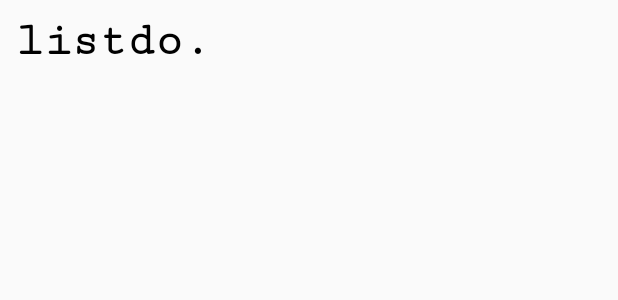
After one commit to ninelivesdev/Listdo, an Android app: the layout custom_action_bar.xml on its own in the app's theme, with its tools: preview values and no code run, on a phone screen of 412 x 824 dp. The commit adds this screen. Shown: the top 300 px of the screen. Run offline under Robolectric (Android 15) with nearby library versions, the phone set to English and light mode, and no system bars.

Commit message:
factored some code.  tweaked UI.

```diff
--- a/app/src/main/java/com/ninelivesdev/listdo/ListController.java
+++ b/app/src/main/java/com/ninelivesdev/listdo/ListController.java
@@ -1,4 +1,6 @@
 package com.ninelivesdev.listdo;
+
+import android.widget.Toast;
 
 import java.util.ArrayList;
 
--- a/app/src/main/java/com/ninelivesdev/listdo/UIController.java
+++ b/app/src/main/java/com/ninelivesdev/listdo/UIController.java
@@ -4,8 +4,11 @@ import android.app.Activity;
 import android.content.Context;
 import android.view.inputmethod.InputMethodManager;
 import android.widget.EditText;
+import android.widget.Toast;
 
 import java.util.ArrayList;
+
+import static com.ninelivesdev.listdo.R.string.emptyTextAlert;
 
 public class UIController
 {
@@ -32,4 +35,7 @@ public class UIController
         textField.setText(list.get(listIndex));
         return textField;
     }
+
+    static void alertEmptyTextField(Context context)
+    { Toast.makeText(context, context.getString(emptyTextAlert), Toast.LENGTH_LONG).show(); }
 }
--- /dev/null
+++ b/app/src/main/res/layout-v16/custom_action_bar.xml
@@ -0,0 +1,22 @@
+<?xml version="1.0" encoding="utf-8"?>
+<LinearLayout
+    xmlns:android="http://schemas.android.com/apk/res/android"
+    xmlns:tools="http://schemas.android.com/tools"
+    android:orientation="vertical"
+    android:layout_width="match_parent"
+    android:layout_height="wrap_content"
+    android:gravity = "center_vertical"
+    android:padding = "2dp"
+    android:weightSum = "1" >
+
+    <TextView
+        android:id = "@+id/name"
+        android:layout_width = "wrap_content"
+        android:layout_height = "wrap_content"
+        android:text = "@string/listdo"
+        android:textSize = "14pt"
+        android:textColor = "#000"
+        android:textStyle = "bold"
+        android:fontFamily="serif-monospace"/>
+
+</LinearLayout>
--- /dev/null
+++ b/app/src/main/res/layout/custom_action_bar.xml
@@ -0,0 +1,22 @@
+<?xml version="1.0" encoding="utf-8"?>
+<LinearLayout
+    xmlns:android="http://schemas.android.com/apk/res/android"
+    xmlns:tools="http://schemas.android.com/tools"
+    android:orientation="vertical"
+    android:layout_width="match_parent"
+    android:layout_height="wrap_content"
+    android:gravity = "center_vertical"
+    android:padding = "10dp"
+    android:weightSum = "1" >
+
+    <TextView
+        android:id = "@+id/name"
+        android:layout_width = "wrap_content"
+        android:layout_height = "wrap_content"
+        android:text = "@string/listdo"
+        android:textSize = "14pt"
+        android:textColor = "#000"
+        android:textStyle = "bold"
+        android:fontFamily="serif-monospace"/>
+
+</LinearLayout>
--- a/app/src/main/res/values/colors.xml
+++ b/app/src/main/res/values/colors.xml
@@ -1,6 +1,6 @@
 <?xml version="1.0" encoding="utf-8"?>
 <resources>
-    <color name="colorPrimary">#008577</color>
-    <color name="colorPrimaryDark">#00574B</color>
-    <color name="colorAccent">#D81B60</color>
+    <color name="colorPrimary">#D5D5D5</color>
+    <color name="colorPrimaryDark">#19317A</color>
+    <color name="colorAccent">#19317A</color>
 </resources>
--- a/app/src/main/res/values/strings.xml
+++ b/app/src/main/res/values/strings.xml
@@ -3,4 +3,6 @@
     <string name="btnAddItem">Add Item</string>
     <string name="file">tasks.txt</string>
     <string name="etBlank" />
+    <string name="listdo">listdo.</string>
+    <string name="emptyTextAlert">Enter text before adding to the list</string>
 </resources>
```
Also changed, not shown: app/src/main/java/com/ninelivesdev/listdo/MainActivity.java (+22 -9 lines), app/src/main/res/drawable-anydpi/ic_add.xml (added, +13 -0 lines), app/src/main/res/layout/activity_main.xml (+9 -6 lines), app/src/main/res/drawable-hdpi/ic_add.png (added), app/src/main/res/drawable-mdpi/ic_add.png (added), app/src/main/res/drawable-xhdpi/ic_add.png (added), app/src/main/res/drawable-xxhdpi/ic_add.png (added).
